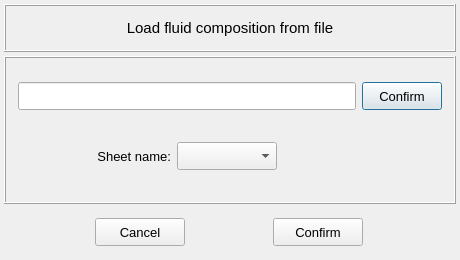
Before: the Qt Designer form pulse/interface/ui_files/model/setup/general/load_fluid_composition.ui in open-pulse/OpenPulse, drawn with Qt 5.
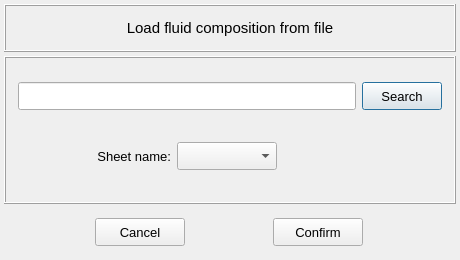
After: the same form once the commit is applied.

```diff
--- a/pulse/interface/ui_files/model/setup/general/load_fluid_composition.ui
+++ b/pulse/interface/ui_files/model/setup/general/load_fluid_composition.ui
@@ -160,7 +160,7 @@
          </font>
         </property>
         <property name="text">
-         <string>Confirm</string>
+         <string>Search</string>
         </property>
        </widget>
       </item>
```
